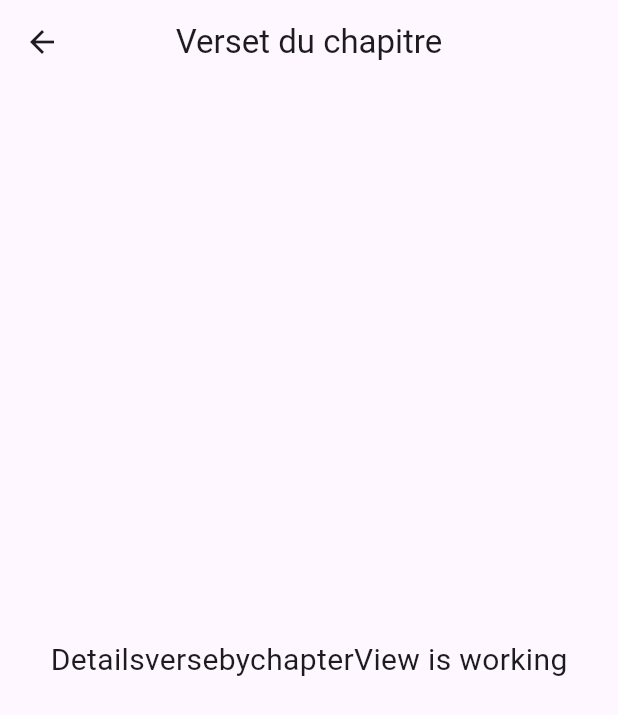
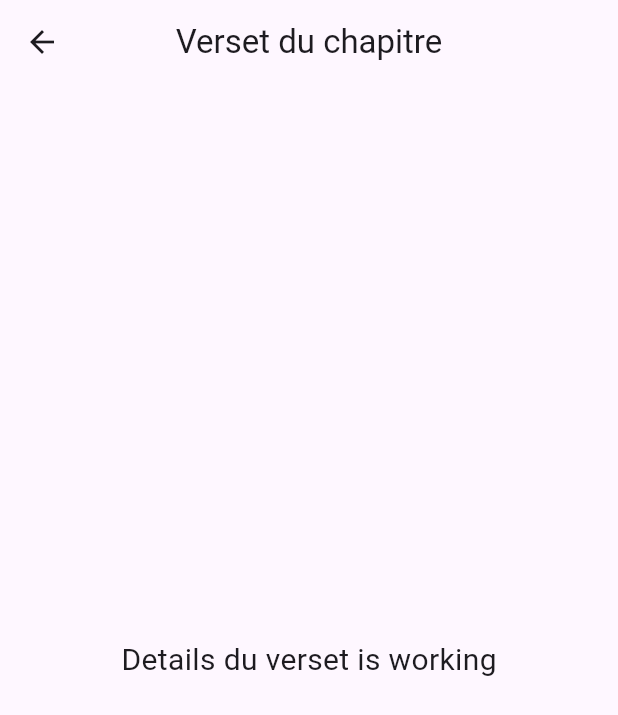
Before and after one commit to mooosmad/piousbible, a Flutter app: the DetailsversebychapterView screen opened directly, on a phone screen of 412 x 824 dp. Shown: the top 715 px of the screen. Run offline on Flutter 3.47's test engine with Material 3 defaults, Android fonts, the phone set to English and light mode, and no system bars; our stand-ins replace get, zoom_tap_animation.

Commit message:
fix: details page verset

```diff
--- a/lib/app/modules/bible/views/detailsversebychapter_view.dart
+++ b/lib/app/modules/bible/views/detailsversebychapter_view.dart
@@ -13,7 +13,7 @@ class DetailsversebychapterView extends GetView {
       ),
       body: const Center(
         child: Text(
-          'DetailsversebychapterView is working',
+          'Details du verset is working',
           style: TextStyle(fontSize: 20),
         ),
       ),
```
